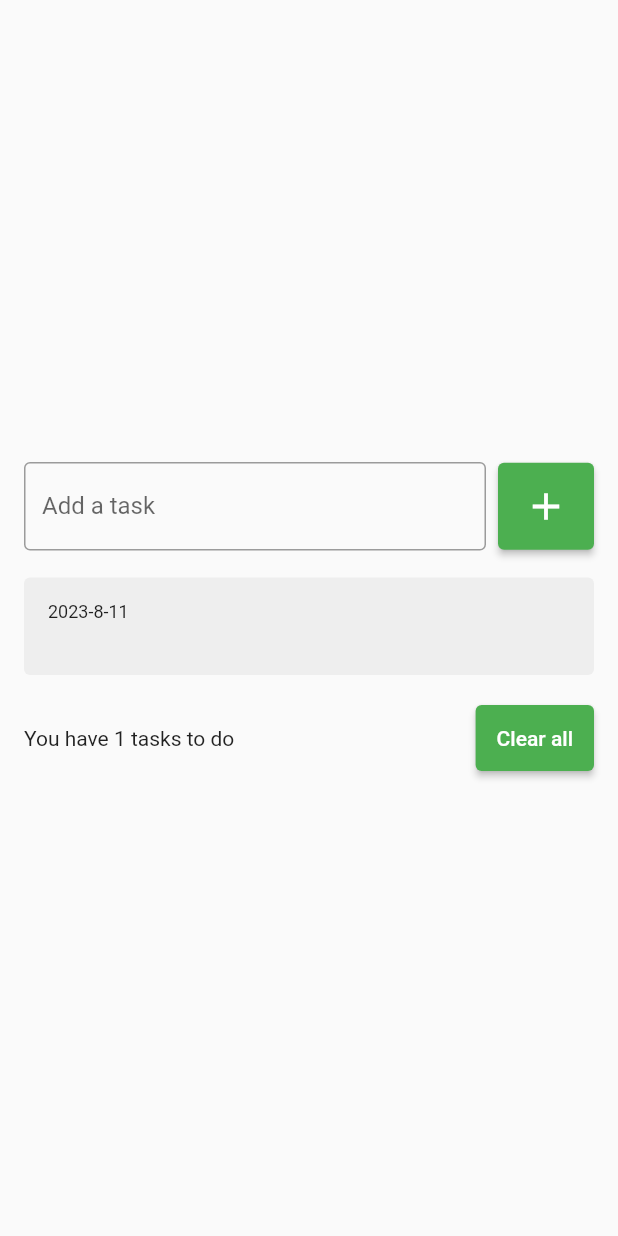
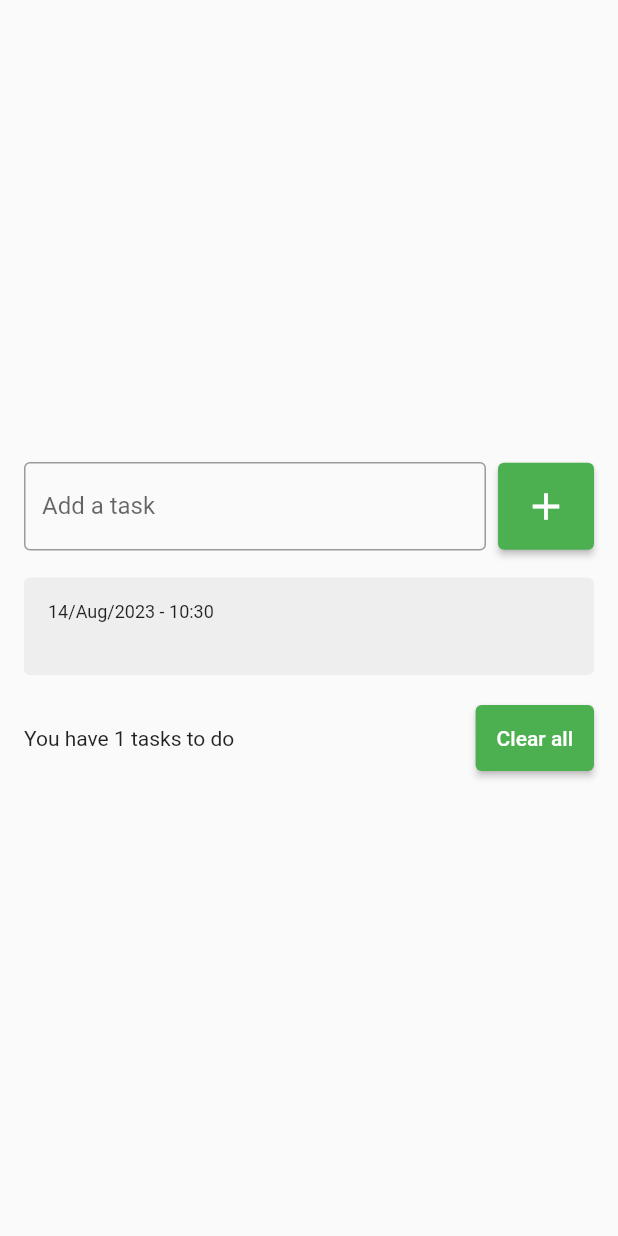
Before and after one commit to luidimso/flutter_to_do_list, a Flutter app: the screen it shows after launch, after a tap on the "add" icon, on a phone screen of 412 x 824 dp. Run offline on Flutter 3.47's test engine with Material 2 defaults, Android fonts, the phone set to English and light mode, and no system bars.

Commit message:
Adding datetime on task list itens

```diff
--- /dev/null
+++ b/lib/models/task.dart
@@ -0,0 +1,6 @@
+class Task {
+  Task({required this.title, required this.dateTime});
+
+  String title;
+  DateTime dateTime;
+}
--- a/lib/pages/to_do_list.dart
+++ b/lib/pages/to_do_list.dart
@@ -1,3 +1,4 @@
+import 'package:checklist/models/task.dart';
 import 'package:checklist/widgets/to_do_list_item.dart';
 import 'package:flutter/material.dart';
 
@@ -11,7 +12,7 @@ class Checklist extends StatefulWidget {
 class _ChecklistState extends State<Checklist> {
   final TextEditingController tasksInputController = TextEditingController();
 
-  List<String> tasks = [];
+  List<Task> tasks = [];
 
   @override
   Widget build(BuildContext context) {
@@ -44,7 +45,11 @@ class _ChecklistState extends State<Checklist> {
                           setState(() {
                             String text = tasksInputController.text;
                             setState(() {
-                              tasks.add(text);
+                              Task newTask = Task(
+                                title: text,
+                                dateTime: DateTime.now()
+                              );
+                              tasks.add(newTask);
                               tasksInputController.clear();
                             });
                           });
@@ -64,9 +69,10 @@ class _ChecklistState extends State<Checklist> {
                   child: ListView(
                     shrinkWrap: true,
                     children: [
-                      for(String task in tasks)
+                      for(Task task in tasks)
                       ToDoListItem(
-                        title: task,
+                        title: task.title,
+                        dateTime: task.dateTime,
                       )
                     ],
                   ),
--- a/lib/widgets/to_do_list_item.dart
+++ b/lib/widgets/to_do_list_item.dart
@@ -1,10 +1,12 @@
 import 'package:flutter/cupertino.dart';
 import 'package:flutter/material.dart';
+import 'package:intl/intl.dart';
 
 class ToDoListItem extends StatelessWidget {
-  const ToDoListItem({super.key, required this.title});
+  const ToDoListItem({super.key, required this.title, required this.dateTime});
 
   final String title;
+  final DateTime dateTime;
 
   @override
   Widget build(BuildContext context) {
@@ -21,7 +23,7 @@ class ToDoListItem extends StatelessWidget {
         child: Column(
           crossAxisAlignment: CrossAxisAlignment.start,
           children: [
-            Text("2023-8-11", style: const TextStyle(
+            Text(DateFormat("dd/MMM/yyyy - HH:mm").format(dateTime), style: const TextStyle(
             fontSize: 12,
         ),),
             Text(title, style: const TextStyle(
--- a/pubspec.yaml
+++ b/pubspec.yaml
@@ -35,6 +35,7 @@ dependencies:
   # The following adds the Cupertino Icons font to your application.
   # Use with the CupertinoIcons class for iOS style icons.
   cupertino_icons: ^1.0.2
+  intl:
 
 dev_dependencies:
   flutter_test:
```
Also changed, not shown: pubspec.lock.
